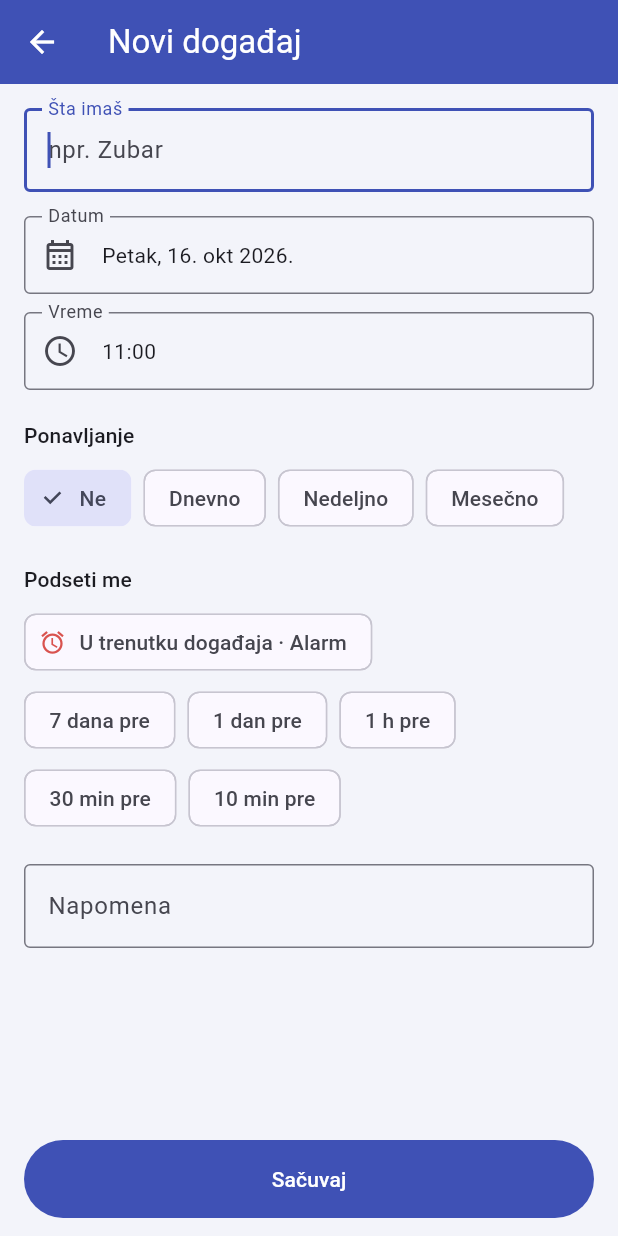
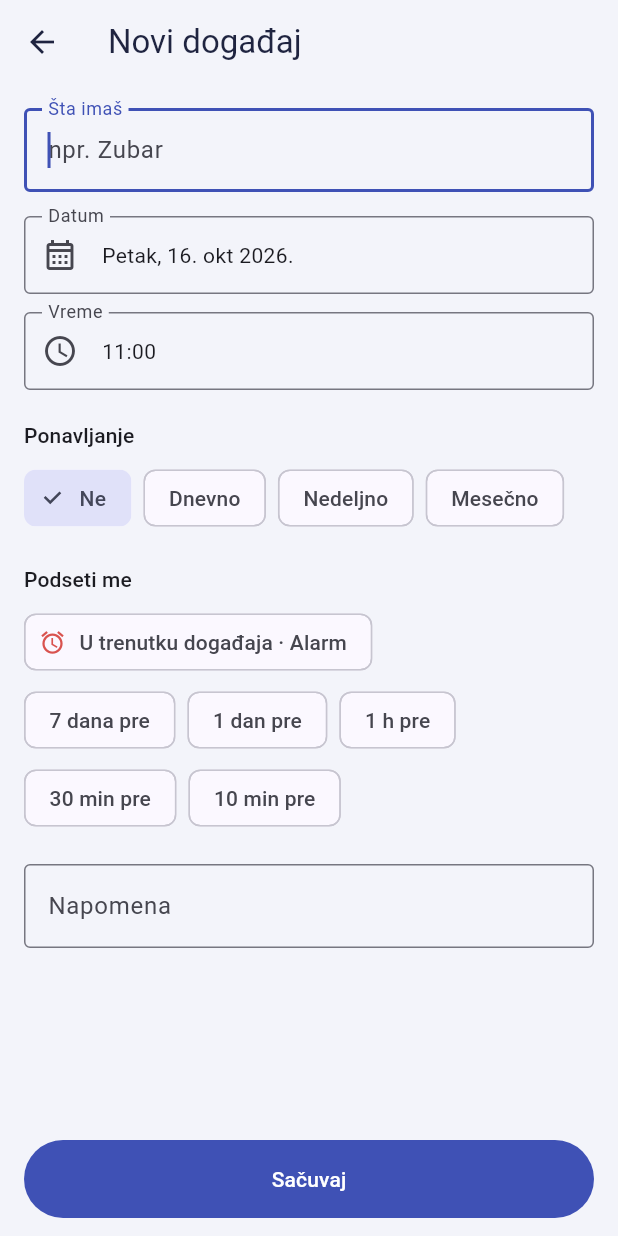
Before and after one commit to nananeko1305/reminders, a Flutter app: the screen it shows after launch, after a tap on the "add" icon, on a phone screen of 412 x 824 dp. Run offline on Flutter 3.47's test engine with Material 3 defaults, Android fonts, the phone set to English and light mode, and no system bars; our stand-ins replace firebase_core, firebase_messaging, flutter_local_notifications, flutter_timezone, package_info_plus, shared_preferences and 1 more; accounts and stored records are empty; network calls fail.

Commit message:
fix(theme): dark status-bar icons on the light theme
The light theme's app bar was solid indigo, so Flutter drew white
status-bar icons, while the user expects the light look of car_expenses:
a bar in the page colour with dark text and dark icons. The app bar now
takes the page colour in both themes and the overlay style is set
explicitly from the theme.

The navigation icons are set as well: SystemUiOverlayStyle.dark assumes
a black navigation bar and keeps them light, which made the gesture
handle invisible over the light theme. The alarm screen, which has no
app bar, keeps light icons on its coral background.

Co-Authored-By: Claude <noreply@anthropic.com>

```diff
--- a/lib/app.dart
+++ b/lib/app.dart
@@ -1,6 +1,7 @@
 import 'dart:async';
 
 import 'package:flutter/material.dart';
+import 'package:flutter/services.dart';
 import 'package:flutter_localizations/flutter_localizations.dart';
 
 import 'app_scope.dart';
@@ -172,6 +173,12 @@ class _AppRootState extends State<AppRoot> {
           GlobalWidgetsLocalizations.delegate,
           GlobalCupertinoLocalizations.delegate,
         ],
+        // Screens without an app bar (loading, the alarm sets its own) still
+        // get status-bar icons that match the theme.
+        builder: (context, child) => AnnotatedRegion<SystemUiOverlayStyle>(
+          value: overlayStyle(Theme.of(context).brightness),
+          child: child!,
+        ),
         home: const HomeShell(),
       ),
     );
--- a/lib/theme.dart
+++ b/lib/theme.dart
@@ -1,4 +1,5 @@
 import 'package:flutter/material.dart';
+import 'package:flutter/services.dart';
 
 /// Semantic colors for the app, resolved per light/dark theme via a
 /// [ThemeExtension]. Access with [palette].
@@ -87,18 +88,36 @@ ThemeData buildLightTheme() => _build(
       AppPalette.light,
       Brightness.light,
       scaffold: const Color(0xFFF3F4FA),
-      appBar: AppPalette.light.brand,
+      ink: const Color(0xFF1F2440),
     );
 
 ThemeData buildDarkTheme() => _build(
       AppPalette.dark,
       Brightness.dark,
       scaffold: const Color(0xFF0F111A),
-      appBar: const Color(0xFF151827),
+      ink: const Color(0xFFE6E8F5),
     );
 
+/// Status and navigation bar icons: dark on the light theme, light on the
+/// dark theme, over transparent bars. The navigation icons are set too:
+/// SystemUiOverlayStyle.dark assumes a black navigation bar and would make
+/// them light, invisible over the light theme.
+SystemUiOverlayStyle overlayStyle(Brightness brightness) {
+  final icons =
+      brightness == Brightness.dark ? Brightness.light : Brightness.dark;
+  return (brightness == Brightness.dark
+          ? SystemUiOverlayStyle.light
+          : SystemUiOverlayStyle.dark)
+      .copyWith(
+    statusBarColor: Colors.transparent,
+    statusBarIconBrightness: icons,
+    systemNavigationBarColor: Colors.transparent,
+    systemNavigationBarIconBrightness: icons,
+  );
+}
+
 ThemeData _build(AppPalette p, Brightness brightness,
-    {required Color scaffold, required Color appBar}) {
+    {required Color scaffold, required Color ink}) {
   final scheme = ColorScheme.fromSeed(
     seedColor: p.brand,
     brightness: brightness,
@@ -111,10 +130,16 @@ ThemeData _build(AppPalette p, Brightness brightness,
     colorScheme: scheme,
     scaffoldBackgroundColor: scaffold,
     extensions: [p],
+    // The bar takes the page colour, so the status bar above it needs dark
+    // icons on the light theme; Flutter would infer light ones from a dark
+    // bar, so the style is set explicitly from the theme.
     appBarTheme: AppBarTheme(
-      backgroundColor: appBar,
-      foregroundColor: Colors.white,
+      backgroundColor: scaffold,
+      surfaceTintColor: Colors.transparent,
+      foregroundColor: ink,
       elevation: 0,
+      scrolledUnderElevation: 0,
+      systemOverlayStyle: overlayStyle(brightness),
     ),
     cardTheme: CardThemeData(
       color: p.cardSurface,
```
Also changed, not shown: lib/screens/alarm_screen.dart (+24 -9 lines), 1 other file.
